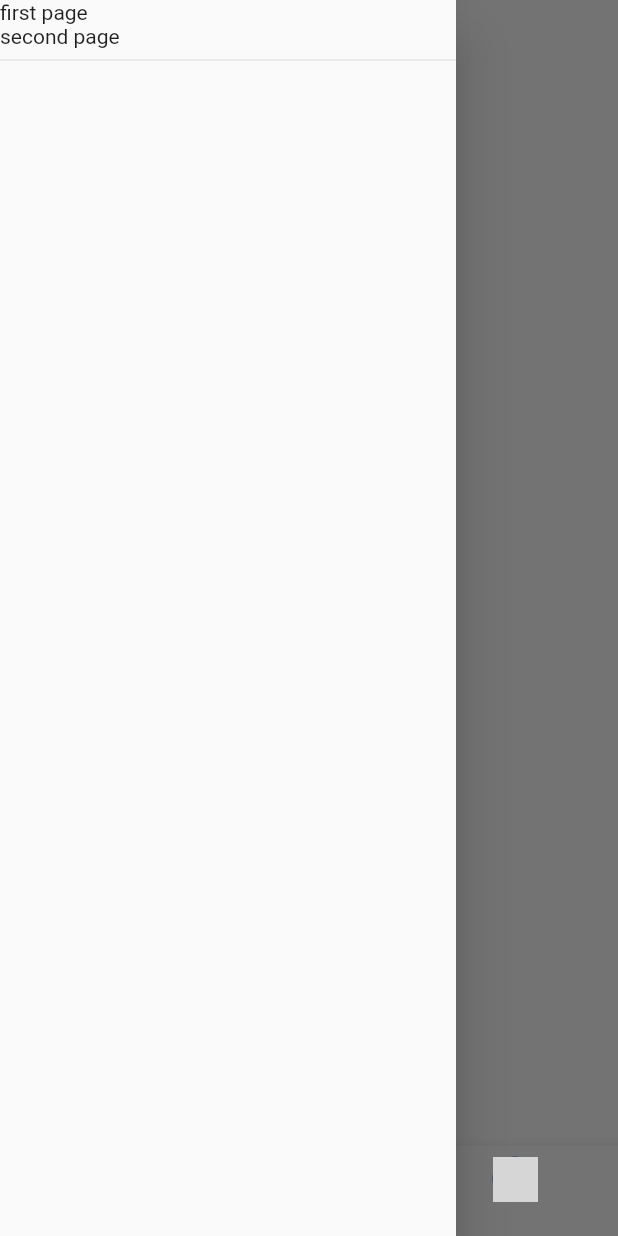
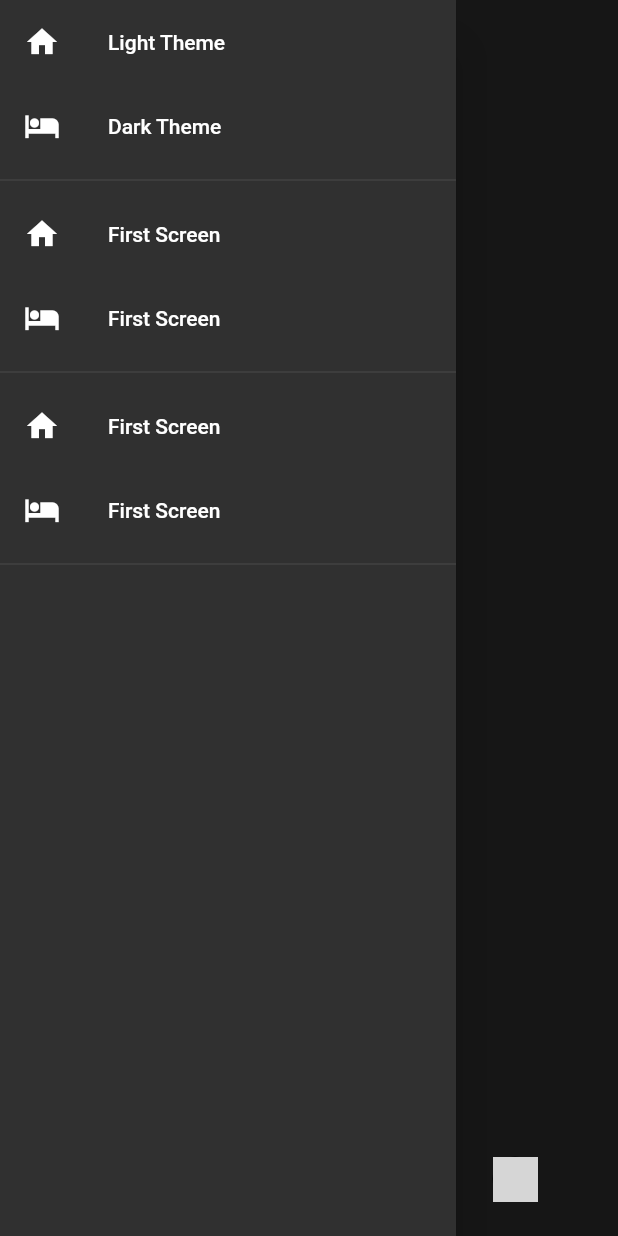
Before and after one commit to Diwakar-Gupta/Zap, a Flutter app: the screen it shows after launch, with the side drawer open, on a phone screen of 412 x 824 dp. Run offline on Flutter 3.47's test engine with Material 2 defaults, Android fonts, the phone set to English and light mode, and no system bars; missing offline and left inert: flutter_particles; network calls fail; Roboto replaces fonts that are missing (Georgia, Hind); grey boxes are pictures that could not be loaded.

Commit message:
theme controling

```diff
--- a/lib/main.dart
+++ b/lib/main.dart
@@ -1,17 +1,60 @@
 import 'package:flutter/material.dart';
 import 'package:zap/screens/splashscreen.dart';
 
-void main() => runApp(MyApp());
+final app = MyApp();
 
-class MyApp extends StatelessWidget {
+void main() => runApp(app);
 
+bool changeTheme(String themeName) {
+  return app.setTheme(themeName);
+}
+
+class MyApp extends StatefulWidget {
+  final child = _MyAppState();
+  @override
+  _MyAppState createState() => child;
+
+  String defaultTheme = 'dark';
+
+  final themes = {
+    "light": ThemeData(
+      brightness: Brightness.light,
+      primaryColor: Colors.blue,
+      accentColor: Colors.cyan,
+      fontFamily: 'Georgia',
+      textTheme: TextTheme(
+        headline: TextStyle(fontSize: 72.0, fontWeight: FontWeight.bold),
+        title: TextStyle(fontSize: 36.0, fontStyle: FontStyle.italic),
+        body1: TextStyle(fontSize: 14.0, fontFamily: 'Hind'),
+      ),
+    ),
+    "dark": ThemeData(
+      brightness: Brightness.dark,
+      primaryColor: Colors.lightBlue[800],
+      accentColor: Colors.cyan[600],
+      fontFamily: 'Georgia',
+      textTheme: TextTheme(
+        headline: TextStyle(fontSize: 72.0, fontWeight: FontWeight.bold),
+        title: TextStyle(fontSize: 36.0, fontStyle: FontStyle.italic),
+        body1: TextStyle(fontSize: 14.0, fontFamily: 'Hind'),
+      ),
+    ),
+  };
+
+  bool setTheme(String themeName) {
+    child.setState(() {
+      defaultTheme = themeName;
+    });
+    return themes.containsKey("themeName");
+  }
+}
+
+class _MyAppState extends State<MyApp> {
   @override
   Widget build(BuildContext context) {
     return MaterialApp(
       title: 'Flutter Demo',
-      theme: ThemeData(
-        primarySwatch: Colors.blue,
-      ),
+      theme: widget.themes[widget.defaultTheme],
       home: MyHomePage(title: 'Flutter Demo Home Page'),
     );
   }
@@ -27,10 +70,8 @@ class MyHomePage extends StatefulWidget {
 }
 
 class _MyHomePageState extends State<MyHomePage> {
-
   @override
   Widget build(BuildContext context) {
-    var splash = SplashScreen();
-    return splash;
+    return SplashScreen();
   }
 }
--- a/lib/screens/home.dart
+++ b/lib/screens/home.dart
@@ -1,4 +1,6 @@
 import 'package:flutter/material.dart';
+
+import '../main.dart';
 
 class HomeScreen extends StatefulWidget {
   @override
@@ -12,11 +14,43 @@ class _HomeScreenState extends State<HomeScreen> {
       drawer: Drawer(
         child: ListView(
           children: <Widget>[
-            Text("first page"),
-            Text("second page"),
-            Divider(
-
-            )
+            ListTile(
+              leading: Icon(Icons.home),
+              title: Text("Light Theme"),
+              onTap: (){
+                changeTheme("light");
+              },
+            ),
+            ListTile(
+              leading: Icon(Icons.hotel),
+              title: Text("Dark Theme"),
+              onTap: (){
+                changeTheme("dark");
+              },
+            ),
+            Divider(),
+            ListTile(
+              leading: Icon(Icons.home),
+              title: Text("First Screen"),
+              onTap: (){},
+            ),
+            ListTile(
+              leading: Icon(Icons.hotel),
+              title: Text("First Screen"),
+              onTap: (){},
+            ),
+            Divider(),
+            ListTile(
+              leading: Icon(Icons.home),
+              title: Text("First Screen"),
+              onTap: (){},
+            ),
+            ListTile(
+              leading: Icon(Icons.hotel),
+              title: Text("First Screen"),
+              onTap: (){},
+            ),
+            Divider()
           ],
         ),
       ),
--- a/pubspec.yaml
+++ b/pubspec.yaml
@@ -20,10 +20,11 @@ dependencies:
   flutter:
     sdk: flutter
 
-
   # The following adds the Cupertino Icons font to your application.
   # Use with the CupertinoIcons class for iOS style icons.
   cupertino_icons: ^0.1.3
+  flutter_particles: ^1.0.0+7
+  font_awesome_flutter: ^8.7.0
 
 dev_dependencies:
   flutter_test:
```
Also changed, not shown: lib/screens/splashscreen.dart (+16 -2 lines), 1 other file.
